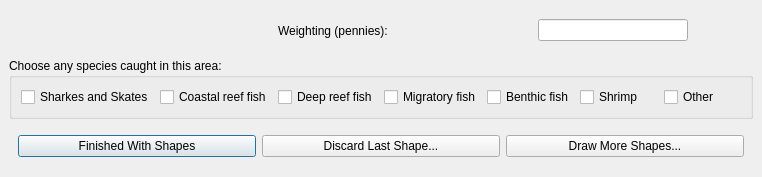
Above: cobi_loreto/Interview/drawgear.ui from Ecotrust/openoceanmap-desktop before the change. Below: the same form after it.
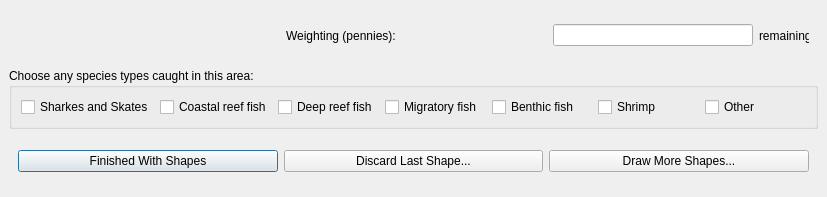
That is the form after the change.

The edit to the form file:
```diff
--- a/cobi_loreto/Interview/drawgear.ui
+++ b/cobi_loreto/Interview/drawgear.ui
@@ -6,8 +6,8 @@
    <rect>
     <x>0</x>
     <y>0</y>
-    <width>762</width>
-    <height>177</height>
+    <width>827</width>
+    <height>197</height>
    </rect>
   </property>
   <property name="windowTitle" >
@@ -39,7 +39,7 @@
        <widget class="QLabel" name="type_label" >
         <property name="minimumSize" >
          <size>
-          <width>50</width>
+          <width>200</width>
           <height>0</height>
          </size>
         </property>
@@ -49,6 +49,11 @@
           <height>16777215</height>
          </size>
         </property>
+        <property name="font" >
+         <font>
+          <pointsize>14</pointsize>
+         </font>
+        </property>
         <property name="text" >
          <string/>
         </property>
@@ -68,7 +73,7 @@
         </property>
         <property name="maximumSize" >
          <size>
-          <width>150</width>
+          <width>200</width>
           <height>16777215</height>
          </size>
         </property>
@@ -92,7 +97,7 @@
          </size>
         </property>
         <property name="text" >
-         <string/>
+         <string>remaining</string>
         </property>
        </widget>
       </item>
@@ -129,7 +134,7 @@
    <item row="1" column="0" >
     <widget class="QGroupBox" name="groupBox" >
      <property name="title" >
-      <string>Choose any species caught in this area:</string>
+      <string>Choose any species types caught in this area:</string>
      </property>
      <layout class="QHBoxLayout" >
       <item>
```
